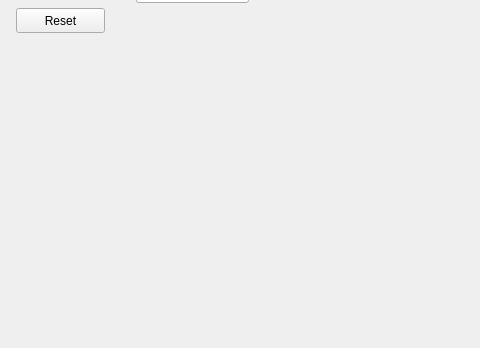
Above: Qt/01_button_callback/buttondemo.ui from tmacandr/toolbox before the change; both pictures show x 124 to 604 and y 252 to 600 of the 800 by 600 pixel window. Below: the same form after it.
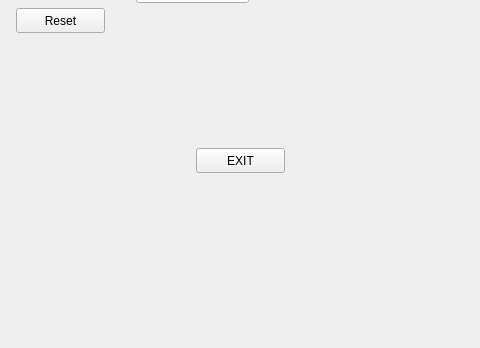
That is the form after the change.

Commit message: Final Version - Implemented 'count' and 'exit'

```diff
--- a/Qt/01_button_callback/buttondemo.ui
+++ b/Qt/01_button_callback/buttondemo.ui
@@ -53,6 +53,19 @@
      <string>-1</string>
     </property>
    </widget>
+   <widget class="QPushButton" name="exit_button">
+    <property name="geometry">
+     <rect>
+      <x>320</x>
+      <y>400</y>
+      <width>89</width>
+      <height>25</height>
+     </rect>
+    </property>
+    <property name="text">
+     <string>EXIT</string>
+    </property>
+   </widget>
   </widget>
   <widget class="QMenuBar" name="menubar">
    <property name="geometry">
```
The commit also changes 3 other files.
